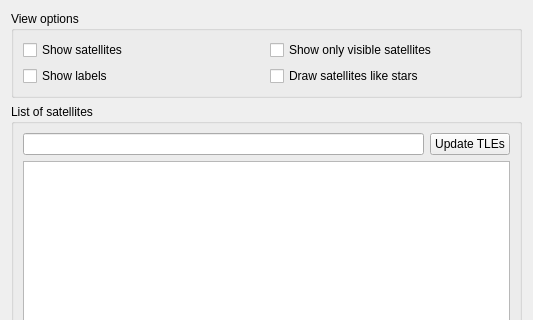
Qt form kstars/options/opssatellites.ui (KDE/kstars) before a commit; both pictures show x 0 to 533 and y 0 to 320 of the 533 by 575 pixel window.
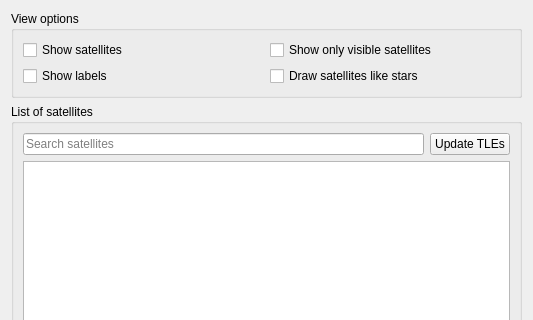
The same form after that commit. Custom widgets are drawn as their Qt base class.

Diff of the .ui file:
```diff
--- a/kstars/options/opssatellites.ui
+++ b/kstars/options/opssatellites.ui
@@ -74,7 +74,7 @@
             <property name="squeezedTextEnabled">
              <bool>false</bool>
             </property>
-            <property name="clickMessage">
+            <property name="placeholderText">
              <string>Search satellites</string>
             </property>
             <property name="showClearButton" stdset="0">
```
Left out of the diff: 4 changed lines with no effect on the pictures.
